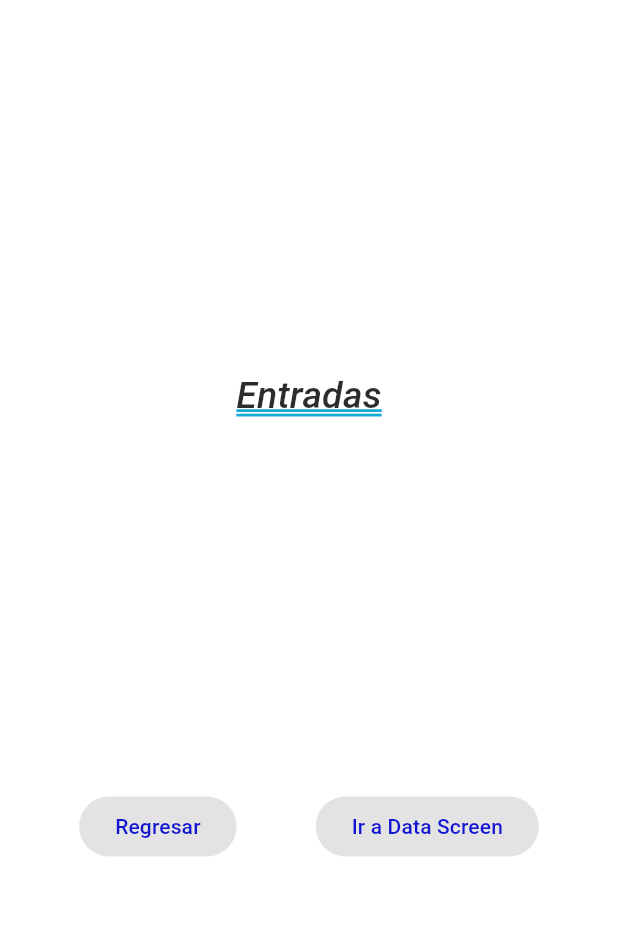
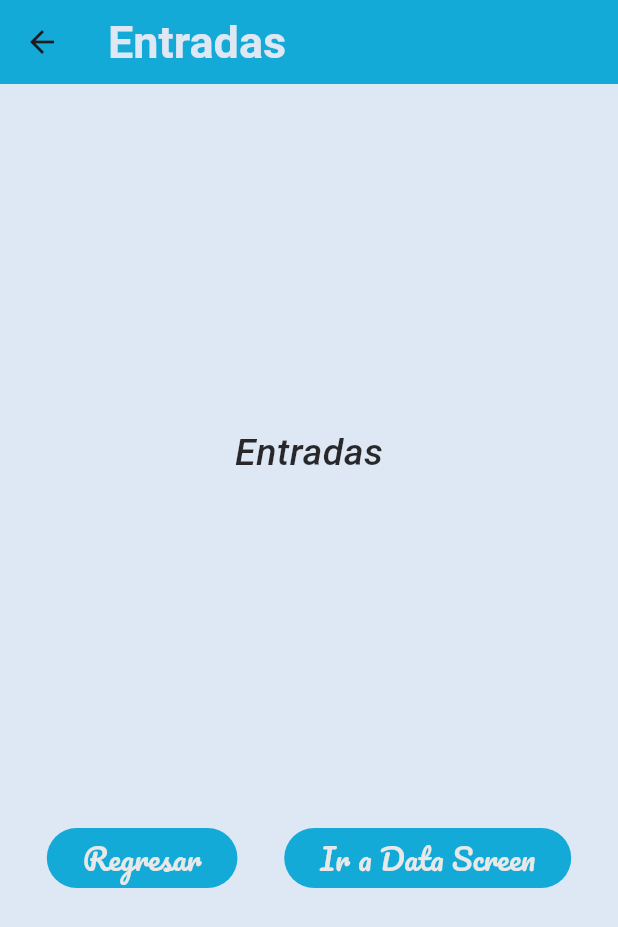
Before and after one commit to Marina-Portillo/componentes_flutter5C, a Flutter app: the screen it shows after launch, after a tap on "Entradas", on a phone screen of 412 x 824 dp. Shown: the top 927 px of the screen. Run offline on Flutter 3.47's test engine with Material 3 defaults, Android fonts, the phone set to English and light mode, and no system bars; our stand-ins replace google_fonts; Roboto replaces fonts that are missing (Abel, Alice).

Commit message:
Changing the AppTheme and adding Scaffold to inputs

```diff
--- a/lib/screens/home_screen.dart
+++ b/lib/screens/home_screen.dart
@@ -16,9 +16,13 @@ class HomeScreen extends StatelessWidget {
         body: ListView(
           children: [
             ListTile(
-              leading: const Icon(Icons.input_rounded,
-                                  color:Color.fromARGB(255, 25, 11, 230)),
-              title: Text(
+              leading: IconTheme(
+                data:AppTheme.lightTheme.iconTheme,
+                child: const Icon(Icons.input_rounded,
+                color: Color.fromARGB(255, 7, 11, 247),
+                ),
+                ),
+                title: Text(
                 'Entradas',
                 style: Theme.of(context).textTheme.headlineLarge,
               ),
@@ -26,8 +30,11 @@ class HomeScreen extends StatelessWidget {
                 'Diferentes widgets para entradas de flutter',
                 style: AppTheme.lightTheme.textTheme.bodySmall,
               ),
-              trailing: const Icon(Icons.arrow_circle_right
-              ),
+              trailing: IconTheme(
+                data:AppTheme.lightTheme.iconTheme,
+                child:const Icon(Icons.arrow_circle_right,
+                ),
+                ),
               onTap: (){
                 final ruta1 = MaterialPageRoute(builder: (context){
                   return const InputsScreen();
@@ -37,9 +44,12 @@ class HomeScreen extends StatelessWidget {
             ),
             const Divider(),
             ListTile(
-              leading: const Icon(
-                Icons.list_alt_rounded,
-                  color: Color.fromARGB(255, 25, 11, 230)),
+              leading: IconTheme(
+                data:AppTheme.lightTheme.iconTheme,
+                child:const Icon(Icons.list_alt_rounded,
+                color: Color.fromARGB(255, 7, 11, 247),
+                ),
+                ),
               title: Text(
                 'ListView.builder',
                 style: Theme.of(context).textTheme.headlineLarge,
@@ -48,8 +58,10 @@ class HomeScreen extends StatelessWidget {
                 'Scroll infinito',
                 style: AppTheme.lightTheme.textTheme.bodySmall,
                 ),
-              trailing: const Icon(Icons.arrow_circle_right
-              ),
+                trailing: IconTheme(
+                data:AppTheme.lightTheme.iconTheme,
+                child:const Icon(Icons.arrow_circle_right),
+                ),
               onTap: (){
                 final ruta2 = MaterialPageRoute(builder: (context){
                   return const InfiniteListScreen();
@@ -59,9 +71,12 @@ class HomeScreen extends StatelessWidget {
             ),
             const Divider(),
             ListTile(
-              leading: const Icon(
-                Icons.notification_add,
-                color: Color.fromARGB(255, 25, 11, 230)),
+              leading: IconTheme(
+                data:AppTheme.lightTheme.iconTheme,
+                child:const Icon(Icons.notification_add,
+                color: Color.fromARGB(255, 7, 11, 247),
+                ),
+                ),
               title: Text(
                 'Notificaciones',
                 style: Theme.of(context).textTheme.headlineLarge,
@@ -70,8 +85,10 @@ class HomeScreen extends StatelessWidget {
                 'Creación de notificaciones',
                 style: AppTheme.lightTheme.textTheme.bodySmall,
                 ),
-              trailing: const Icon(Icons.arrow_circle_right
-              ),
+                trailing: IconTheme(
+                data: AppTheme.lightTheme.iconTheme,
+                child: const Icon(Icons.arrow_circle_right),
+                ),
               onTap: (){
                 final ruta3 = MaterialPageRoute(builder: (context){
                   return const NotificationsScreen();
--- a/lib/screens/inputs_screen.dart
+++ b/lib/screens/inputs_screen.dart
@@ -11,7 +11,10 @@ class InputsScreen extends StatefulWidget {
 class _InputsScreenState extends State<InputsScreen> {
   @override
   Widget build(BuildContext context) {
-    return Column(
+    return Scaffold(
+      appBar: AppBar(
+        title: const Text('Entradas')),
+    body: Column(
       mainAxisAlignment: MainAxisAlignment.spaceEvenly,
       children: [
         Text('Entradas',
@@ -24,21 +27,19 @@ class _InputsScreenState extends State<InputsScreen> {
               onPressed: null,
               child: Text(
                 'Regresar',
-              style: TextStyle(color: Color.fromARGB(246, 9, 12, 207)
-              ),
+
               ),
               ),
               ElevatedButton(
               onPressed: null,
               child: Text(
                 'Ir a Data Screen',
-              style: TextStyle(color: Color.fromARGB(246, 9, 12, 207)
-              ),
               ),
               ),
           ],
         ),
       ],
+    ),
     );
   }
 }
--- a/lib/theme/app_theme.dart
+++ b/lib/theme/app_theme.dart
@@ -7,7 +7,30 @@ class AppTheme{
 
   static final ThemeData lightTheme = ThemeData.light().copyWith(
     scaffoldBackgroundColor: backColor,
-    appBarTheme: const AppBarTheme(color: mainColor),
+    appBarTheme: AppBarTheme(
+      color: mainColor,
+      titleTextStyle: GoogleFonts.alice(
+        color: backColor,
+        fontSize: 30.0,
+        fontWeight: FontWeight.bold,
+      ),
+      ),
+      iconTheme: const IconThemeData(
+      color: mainColor,
+      size: 35.0,
+    ),
+    elevatedButtonTheme: ElevatedButtonThemeData(
+      style: ButtonStyle(
+        backgroundColor: MaterialStateProperty.all(
+          mainColor,
+          ),
+          foregroundColor: MaterialStateProperty.all(const Color.fromARGB(255, 233, 232, 232),
+          ),
+          textStyle: MaterialStateProperty.all(
+            GoogleFonts.pacifico(fontSize: 20),
+        ),
+      )
+    ),
     textTheme: TextTheme(
           headlineLarge: GoogleFonts.abel(
             color: const Color.fromARGB(221, 12, 11, 11),
```
